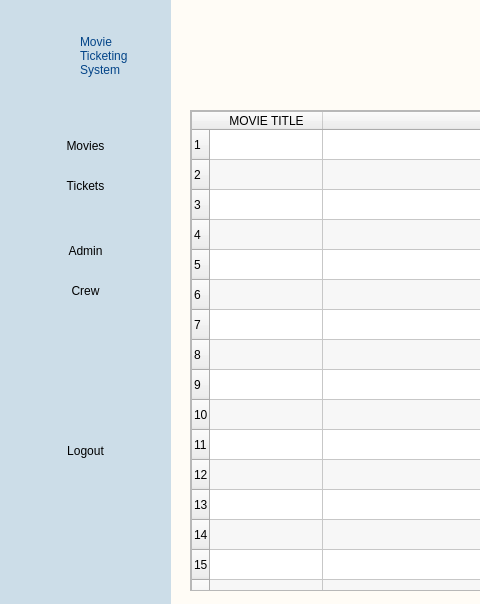
Qt form Ui_Files/movie_list.ui (edejeed/Movie-Ticketing) before a commit; both pictures show x 0 to 480 and y 0 to 604 of the 810 by 604 pixel window.
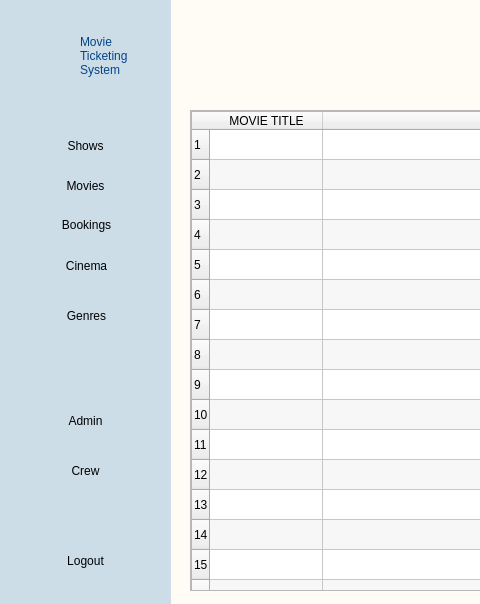
The same form after that commit. Icons and pictures are not drawn.

Patch:
```diff
--- a/Ui_Files/movie_list.ui
+++ b/Ui_Files/movie_list.ui
@@ -81,21 +81,21 @@
       <bool>true</bool>
      </property>
     </widget>
-    <widget class="QPushButton" name="movieButton">
+    <widget class="QPushButton" name="movieButton_5">
      <property name="geometry">
       <rect>
        <x>20</x>
-       <y>130</y>
+       <y>540</y>
        <width>131</width>
-       <height>31</height>
+       <height>41</height>
       </rect>
      </property>
      <property name="text">
-      <string>Movies</string>
+      <string>Logout</string>
      </property>
      <property name="icon">
       <iconset>
-       <normaloff>../img/movies.png</normaloff>../img/movies.png</iconset>
+       <normaloff>../img/logout.png</normaloff>../img/logout.png</iconset>
      </property>
      <property name="iconSize">
       <size>
@@ -107,41 +107,26 @@
       <bool>true</bool>
      </property>
     </widget>
-    <widget class="QPushButton" name="movieButton_2">
+    <widget class="QPushButton" name="adminButton">
      <property name="geometry">
       <rect>
        <x>20</x>
-       <y>170</y>
+       <y>400</y>
        <width>131</width>
-       <height>31</height>
-      </rect>
-     </property>
-     <property name="text">
-      <string>Tickets</string>
-     </property>
-     <property name="icon">
-      <iconset>
-       <normaloff>../img/tickets.png</normaloff>../img/tickets.png</iconset>
-     </property>
-     <property name="iconSize">
-      <size>
-       <width>40</width>
-       <height>40</height>
-      </size>
-     </property>
-     <property name="flat">
-      <bool>true</bool>
-     </property>
-    </widget>
-    <widget class="QPushButton" name="movieButton_3">
-     <property name="geometry">
-      <rect>
-       <x>20</x>
-       <y>230</y>
-       <width>131</width>
        <height>41</height>
       </rect>
      </property>
+     <property name="styleSheet">
+      <string notr="true">#adminButton{
+background-color: TRANSPARENT;
+border: TRANSPARENT;
+border-radius: 15px;
+}
+
+#adminButton:hover{
+background-color: rgb(236, 236, 236);
+}</string>
+     </property>
      <property name="text">
       <string>Admin</string>
      </property>
@@ -156,18 +141,29 @@
       </size>
      </property>
      <property name="flat">
-      <bool>true</bool>
+      <bool>false</bool>
      </property>
     </widget>
-    <widget class="QPushButton" name="movieButton_4">
+    <widget class="QPushButton" name="crewButton">
      <property name="geometry">
       <rect>
        <x>20</x>
-       <y>270</y>
+       <y>450</y>
        <width>131</width>
        <height>41</height>
       </rect>
      </property>
+     <property name="styleSheet">
+      <string notr="true">#crewButton{
+background-color: TRANSPARENT;
+border: TRANSPARENT;
+border-radius: 15px;
+}
+
+#crewButton:hover{
+background-color: rgb(236, 236, 236);
+}</string>
+     </property>
      <property name="text">
       <string>Crew</string>
      </property>
@@ -182,24 +178,146 @@
       </size>
      </property>
      <property name="flat">
-      <bool>true</bool>
+      <bool>false</bool>
      </property>
     </widget>
-    <widget class="QPushButton" name="movieButton_5">
+    <widget class="QPushButton" name="ticketsButton">
      <property name="geometry">
       <rect>
+       <x>21</x>
+       <y>209</y>
+       <width>131</width>
+       <height>31</height>
+      </rect>
+     </property>
+     <property name="styleSheet">
+      <string notr="true">#ticketsButton{
+background-color: TRANSPARENT;
+border: TRANSPARENT;
+border-radius: 15px;
+}
+
+#ticketsButton:hover{
+background-color: rgb(236, 236, 236);
+}</string>
+     </property>
+     <property name="text">
+      <string>Bookings</string>
+     </property>
+     <property name="icon">
+      <iconset>
+       <normaloff>../img/tickets.png</normaloff>../img/tickets.png</iconset>
+     </property>
+     <property name="iconSize">
+      <size>
+       <width>40</width>
+       <height>40</height>
+      </size>
+     </property>
+     <property name="flat">
+      <bool>false</bool>
+     </property>
+    </widget>
+    <widget class="QPushButton" name="cinemaButton">
+     <property name="geometry">
+      <rect>
+       <x>21</x>
+       <y>250</y>
+       <width>131</width>
+       <height>31</height>
+      </rect>
+     </property>
+     <property name="styleSheet">
+      <string notr="true">#cinemaButton{
+background-color: TRANSPARENT;
+border: TRANSPARENT;
+border-radius: 15px;
+}
+
+#cinemaButton:hover{
+background-color: rgb(236, 236, 236);
+}</string>
+     </property>
+     <property name="text">
+      <string>Cinema</string>
+     </property>
+     <property name="icon">
+      <iconset>
+       <normaloff>../img/cinema.png</normaloff>../img/cinema.png</iconset>
+     </property>
+     <property name="iconSize">
+      <size>
+       <width>40</width>
+       <height>40</height>
+      </size>
+     </property>
+     <property name="flat">
+      <bool>false</bool>
+     </property>
+    </widget>
+    <widget class="QPushButton" name="genreButton">
+     <property name="geometry">
+      <rect>
+       <x>21</x>
+       <y>300</y>
+       <width>131</width>
+       <height>31</height>
+      </rect>
+     </property>
+     <property name="styleSheet">
+      <string notr="true">#genreButton{
+background-color: TRANSPARENT;
+border: TRANSPARENT;
+border-radius: 15px;
+}
+
+#genreButton:hover{
+background-color: rgb(236, 236, 236);
+}</string>
+     </property>
+     <property name="text">
+      <string>Genres</string>
+     </property>
+     <property name="icon">
+      <iconset>
+       <normaloff>../img/genre.png</normaloff>../img/genre.png</iconset>
+     </property>
+     <property name="iconSize">
+      <size>
+       <width>40</width>
+       <height>40</height>
+      </size>
+     </property>
+     <property name="flat">
+      <bool>false</bool>
+     </property>
+    </widget>
+    <widget class="QPushButton" name="movieButton">
+     <property name="geometry">
+      <rect>
        <x>20</x>
-       <y>430</y>
+       <y>170</y>
        <width>131</width>
-       <height>41</height>
+       <height>31</height>
       </rect>
      </property>
+     <property name="styleSheet">
+      <string notr="true">#movieButton{
+background-color: TRANSPARENT;
+border: TRANSPARENT;
+border-radius: 15px;
+}
+
+#movieButton:hover{
+background-color: rgb(236, 236, 236);
+}</string>
+     </property>
      <property name="text">
-      <string>Logout</string>
+      <string>Movies</string>
      </property>
      <property name="icon">
       <iconset>
-       <normaloff>../img/logout.png</normaloff>../img/logout.png</iconset>
+       <normaloff>../img/movies.png</normaloff>../img/movies.png</iconset>
      </property>
      <property name="iconSize">
       <size>
@@ -208,7 +326,44 @@
       </size>
      </property>
      <property name="flat">
-      <bool>true</bool>
+      <bool>false</bool>
+     </property>
+    </widget>
+    <widget class="QPushButton" name="showButton">
+     <property name="geometry">
+      <rect>
+       <x>20</x>
+       <y>130</y>
+       <width>131</width>
+       <height>31</height>
+      </rect>
+     </property>
+     <property name="styleSheet">
+      <string notr="true">#showButton{
+background-color: TRANSPARENT;
+border: TRANSPARENT;
+border-radius: 15px;
+}
+
+#showButton:hover{
+background-color: rgb(236, 236, 236);
+}</string>
+     </property>
+     <property name="text">
+      <string>Shows</string>
+     </property>
+     <property name="icon">
+      <iconset>
+       <normaloff>../img/movies.png</normaloff>../img/movies.png</iconset>
+     </property>
+     <property name="iconSize">
+      <size>
+       <width>40</width>
+       <height>40</height>
+      </size>
+     </property>
+     <property name="flat">
+      <bool>false</bool>
      </property>
     </widget>
    </widget>
```
